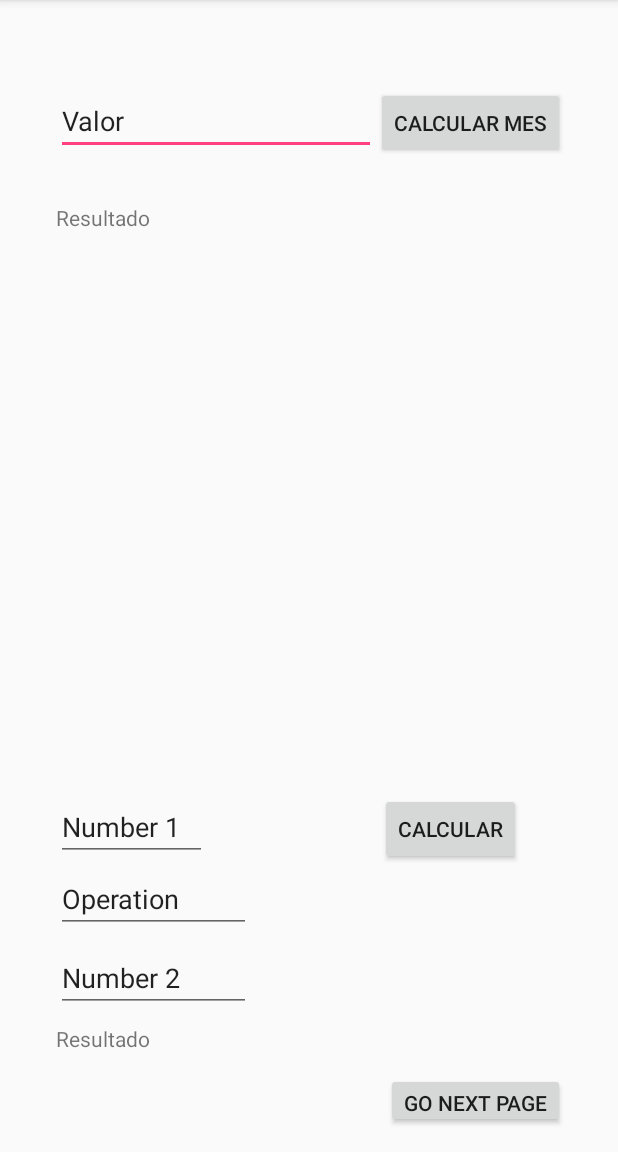
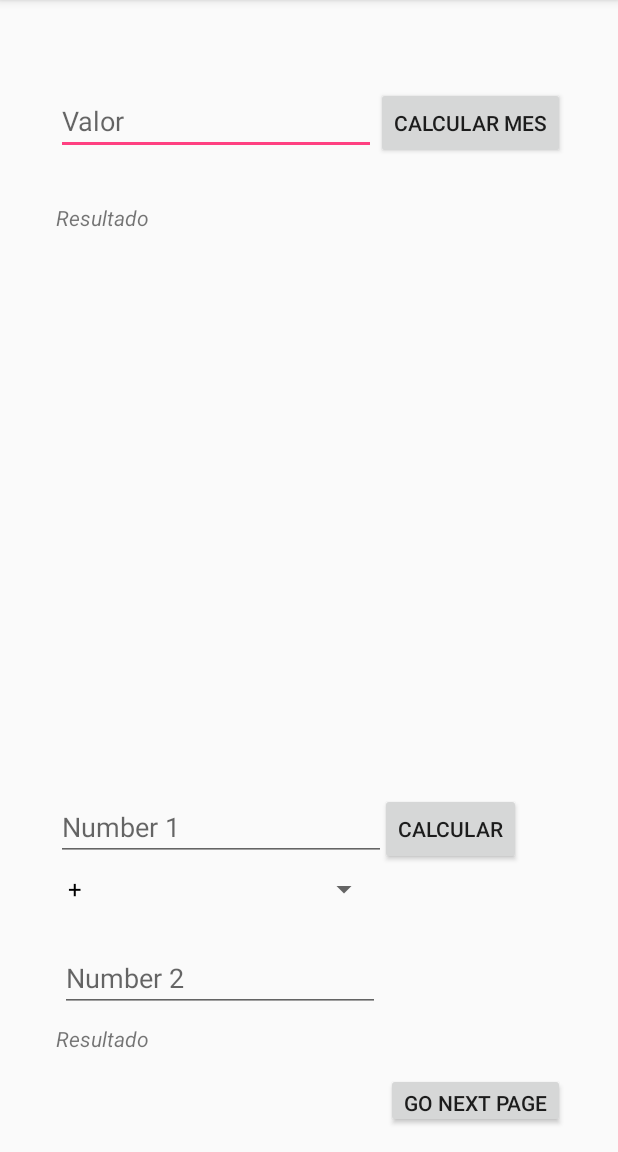
Before and after one commit to Matfork/android_lessons_belatrix, an Android app: the screen it shows after launch (MainActivity), on a phone screen of 412 x 824 dp, the part 84-1236 px from its top. Run offline under Robolectric (Android 15) with nearby library versions, the phone set to English and light mode, and no system bars.

Commit message:
Leccion 1, Parte 2

```diff
--- a/Leccion1/app/src/main/java/com/belatrix/matt/leccion1/Main2Activity.java
+++ b/Leccion1/app/src/main/java/com/belatrix/matt/leccion1/Main2Activity.java
@@ -5,9 +5,11 @@ import android.support.v7.app.AppCompatActivity;
 import android.os.Bundle;
 import android.util.Log;
 import android.view.View;
+import android.widget.ArrayAdapter;
 import android.widget.Button;
 import android.widget.EditText;
 import android.widget.LinearLayout;
+import android.widget.Spinner;
 import android.widget.TextView;
 
 public class Main2Activity extends AppCompatActivity {
@@ -31,7 +33,7 @@ public class Main2Activity extends AppCompatActivity {
 
                 for (int i = 1; i <= txtFieldVal; i++){
                     TextView textView = new TextView(Main2Activity.this);
-                    textView.setText("Linea " + txtFieldVal);
+                    textView.setText("Linea " + i);
                     textView.setBackgroundColor(Color.parseColor("#FF0000"));
                     textView.setTextColor(Color.parseColor("#00FF00"));
                     linearLayoutContainer.addView(textView);
--- a/Leccion1/app/src/main/java/com/belatrix/matt/leccion1/MainActivity.java
+++ b/Leccion1/app/src/main/java/com/belatrix/matt/leccion1/MainActivity.java
@@ -5,8 +5,10 @@ import android.support.v7.app.AppCompatActivity;
 import android.os.Bundle;
 import android.util.Log;
 import android.view.View;
+import android.widget.ArrayAdapter;
 import android.widget.Button;
 import android.widget.EditText;
+import android.widget.Spinner;
 import android.widget.TextView;
 
 
@@ -27,8 +29,13 @@ public class MainActivity extends AppCompatActivity {
 
         final EditText txtNumberOne = (EditText) findViewById(R.id.txtNumber1);
         final EditText txtNumberTwo = (EditText) findViewById(R.id.txnNumber2);
-        final EditText txtOperation = (EditText) findViewById(R.id.txtOperation);
         final TextView lblResultado = (TextView) findViewById(R.id.lblResultado);
+
+
+        final Spinner dropdown = (Spinner)findViewById(R.id.slOperator);
+        String[] items = new String[]{"+", "-", "*", "/"};
+        ArrayAdapter<String> adapter = new ArrayAdapter<>(this, android.R.layout.simple_spinner_dropdown_item, items);
+        dropdown.setAdapter(adapter);
 
         buttonOne.setOnClickListener(new View.OnClickListener () {
             @Override
@@ -52,6 +59,7 @@ public class MainActivity extends AppCompatActivity {
                         case 10: mes = "Octubre"; break;
                         case 11: mes = "Nomviembre"; break;
                         case 12: mes = "Diciembre"; break;
+                        default: mes = "Opcion Incorrecta"; break;
                     }
 
                     textView.setText(mes);
@@ -63,7 +71,7 @@ public class MainActivity extends AppCompatActivity {
             public void onClick(View view) {
                 Double n1 = Double.parseDouble(txtNumberOne.getText().toString());
                 Double n2 = Double.parseDouble(txtNumberTwo.getText().toString());
-                char op = txtOperation.getText().toString().charAt(0);
+                char op = dropdown.getSelectedItem().toString().charAt(0);
                 Double result = 0.0;
 
                 switch (op ){
@@ -71,6 +79,7 @@ public class MainActivity extends AppCompatActivity {
                     case '-': result = n1 - n2; break;
                     case '*': result = n1 * n2; break;
                     case '/': result = n1 / n2; break;
+                    default: result = 0.0; break;
                 }
 
                 Log.d("result",""+result);
--- a/Leccion1/app/src/main/res/layout/activity_main.xml
+++ b/Leccion1/app/src/main/res/layout/activity_main.xml
@@ -15,12 +15,12 @@
             android:layout_width="wrap_content"
             android:layout_height="wrap_content"
             android:inputType="textPersonName"
-            android:text="Valor"
             android:ems="10"
             android:layout_alignTop="@+id/btnCalcularMes"
             android:layout_toLeftOf="@+id/btnCalcularMes"
             android:layout_toStartOf="@+id/btnCalcularMes"
-            android:id="@+id/txtFieldOne" />
+            android:id="@+id/txtFieldOne"
+            android:hint="Valor" />
 
         <Button
             android:text="Calcular Mes"
@@ -42,7 +42,8 @@
             android:layout_alignLeft="@+id/txtFieldOne"
             android:layout_alignStart="@+id/txtFieldOne"
             android:layout_marginTop="29dp"
-            android:id="@+id/txtViewOne" />
+            android:id="@+id/txtViewOne"
+            android:textStyle="normal|italic" />
 
         <RelativeLayout
             android:layout_width="match_parent"
@@ -58,15 +59,14 @@
                 android:layout_width="wrap_content"
                 android:layout_height="wrap_content"
                 android:inputType="textPersonName"
-                android:text="Number 2"
                 android:ems="10"
                 android:id="@+id/txnNumber2"
                 android:layout_marginBottom="27dp"
                 android:layout_alignBottom="@+id/lblResultado"
-                android:layout_marginRight="86dp"
-                android:layout_marginEnd="86dp"
-                android:layout_toLeftOf="@+id/btnCalcular"
-                android:layout_toStartOf="@+id/btnCalcular" />
+                android:layout_toStartOf="@+id/btnCalcular"
+                android:hint="Number 2"
+                android:layout_alignRight="@+id/txtOperation"
+                android:layout_alignEnd="@+id/txtOperation" />
 
             <Button
                 android:text="Calcular"
@@ -87,25 +87,12 @@
                 android:layout_marginBottom="50dp"
                 android:layout_alignParentBottom="true"
                 android:layout_alignParentLeft="true"
-                android:layout_alignParentStart="true" />
-
-            <EditText
-                android:layout_width="wrap_content"
-                android:layout_height="wrap_content"
-                android:inputType="textPersonName"
-                android:text="Operation"
-                android:ems="10"
-                android:id="@+id/txtOperation"
-                android:layout_below="@+id/btnCalcular"
-                android:layout_alignParentLeft="true"
                 android:layout_alignParentStart="true"
-                android:layout_alignRight="@+id/txnNumber2"
-                android:layout_alignEnd="@+id/txnNumber2" />
+                android:textStyle="normal|italic" />
 
             <EditText
                 android:layout_height="wrap_content"
                 android:inputType="textPersonName"
-                android:text="Number 1"
                 android:ems="10"
                 android:id="@+id/txtNumber1"
                 android:layout_width="wrap_content"
@@ -113,10 +100,9 @@
                 android:layout_above="@+id/txnNumber2"
                 android:layout_alignParentLeft="true"
                 android:layout_alignParentStart="true"
-                android:layout_alignRight="@+id/txnNumber2"
-                android:layout_alignEnd="@+id/txnNumber2"
-                android:layout_marginRight="29dp"
-                android:layout_marginEnd="29dp" />
+                android:hint="Number 1"
+                android:layout_toLeftOf="@+id/btnNextActivity"
+                android:layout_toStartOf="@+id/btnNextActivity" />
 
             <Button
                 android:text="Go Next Page"
@@ -127,5 +113,16 @@
                 android:layout_alignParentRight="true"
                 android:layout_alignParentEnd="true"
                 android:layout_marginTop="13dp" />
+
+            <Spinner
+                android:layout_width="match_parent"
+                android:layout_height="wrap_content"
+                android:layout_alignParentBottom="true"
+                android:layout_alignParentLeft="true"
+                android:layout_alignParentStart="true"
+                android:layout_marginBottom="135dp"
+                android:id="@+id/slOperator"
+                android:layout_toLeftOf="@+id/btnCalcular"
+                android:layout_toStartOf="@+id/btnCalcular" />
         </RelativeLayout>
 </RelativeLayout>
--- a/Leccion1/app/src/main/res/layout/activity_main2.xml
+++ b/Leccion1/app/src/main/res/layout/activity_main2.xml
@@ -24,10 +24,10 @@
                 android:layout_width="wrap_content"
                 android:layout_height="wrap_content"
                 android:inputType="textPersonName"
-                android:text="Number"
                 android:ems="10"
                 android:id="@+id/txtNumberLines"
-                android:layout_weight="1" />
+                android:layout_weight="1"
+                android:hint="Number" />
 
             <Button
                 android:text="Generate"
```
